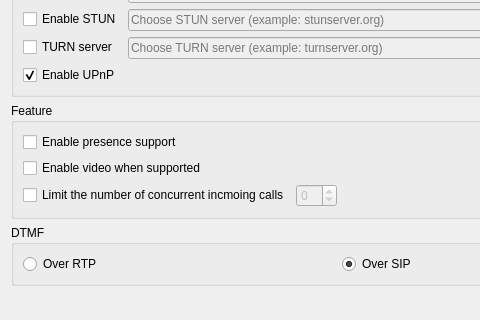
This is src/conf/account/accountpages/advanced.ui in KDE/ring-kde as Qt 5 draws it before an edit; both pictures show x 0 to 480 and y 235 to 555 of the 678 by 555 pixel window. The edited form follows.
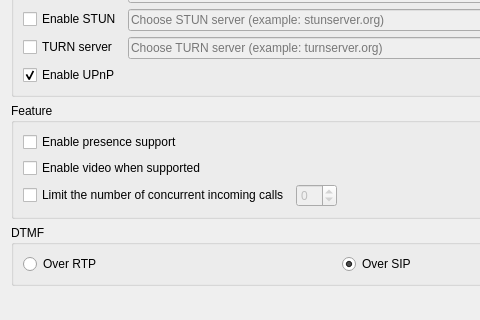
This is the edited form.

Patch:
```diff
--- a/src/conf/account/accountpages/advanced.ui
+++ b/src/conf/account/accountpages/advanced.ui
@@ -187,7 +187,7 @@
       <item row="2" column="0">
        <widget class="QCheckBox" name="lrcfg_hasActiveCallLimit">
         <property name="text">
-         <string>Limit the number of concurrent incmoing calls</string>
+         <string>Limit the number of concurrent incoming calls</string>
         </property>
        </widget>
       </item>
```
